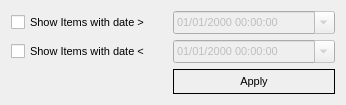
pjrinaldi/wombatforensics, file modifieddatefilter.ui: the form before one commit.
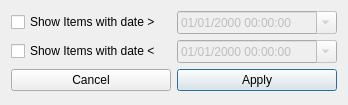
The form after the commit.

Commit message: modified filters to a qdialog instead of a qwidget so that it is easier to display with border issues

```diff
--- a/modifieddatefilter.ui
+++ b/modifieddatefilter.ui
@@ -1,33 +1,19 @@
 <?xml version="1.0" encoding="UTF-8"?>
 <ui version="4.0">
  <class>ModifiedDateFilter</class>
- <widget class="QWidget" name="ModifiedDateFilter">
-  <property name="windowModality">
-   <enum>Qt::ApplicationModal</enum>
-  </property>
+ <widget class="QDialog" name="ModifiedDateFilter">
   <property name="geometry">
    <rect>
     <x>0</x>
     <y>0</y>
-    <width>346</width>
+    <width>348</width>
     <height>105</height>
    </rect>
   </property>
-  <property name="font">
-   <font>
-    <pointsize>8</pointsize>
-   </font>
-  </property>
   <property name="windowTitle">
-   <string>Filter</string>
-  </property>
-  <property name="autoFillBackground">
-   <bool>true</bool>
+   <string>Modified Date Filter</string>
   </property>
   <layout class="QGridLayout" name="gridLayout">
-   <property name="horizontalSpacing">
-    <number>0</number>
-   </property>
    <item row="0" column="0">
     <widget class="QCheckBox" name="morecheckBox">
      <property name="text">
@@ -35,13 +21,6 @@
      </property>
     </widget>
    </item>
-   <item row="2" column="0">
-    <widget class="QCheckBox" name="lesscheckBox">
-     <property name="text">
-      <string>Show Items with date &lt;</string>
-     </property>
-    </widget>
-   </item>
    <item row="0" column="1">
     <widget class="QDateTimeEdit" name="moredateTimeEdit">
      <property name="enabled">
@@ -58,7 +37,14 @@
      </property>
     </widget>
    </item>
-   <item row="2" column="1">
+   <item row="1" column="0">
+    <widget class="QCheckBox" name="lesscheckBox">
+     <property name="text">
+      <string>Show Items with date &lt;</string>
+     </property>
+    </widget>
+   </item>
+   <item row="1" column="1">
     <widget class="QDateTimeEdit" name="lessdateTimeEdit">
      <property name="enabled">
       <bool>false</bool>
@@ -74,10 +60,10 @@
      </property>
     </widget>
    </item>
-   <item row="3" column="1">
+   <item row="2" column="1">
     <widget class="QPushButton" name="pushButton">
      <property name="styleSheet">
-      <string notr="true">border: 1px solid black; padding: 5px 10px 5px 10px;</string>
+      <string notr="true"/>
      </property>
      <property name="text">
       <string>Apply</string>
@@ -86,7 +72,14 @@
       <bool>true</bool>
      </property>
      <property name="flat">
-      <bool>true</bool>
+      <bool>false</bool>
+     </property>
+    </widget>
+   </item>
+   <item row="2" column="0">
+    <widget class="QPushButton" name="pushButton_2">
+     <property name="text">
+      <string>Cancel</string>
      </property>
     </widget>
    </item>
```
Left out of the diff: 35 changed lines with no effect on the pictures. The commit also changes 28 other files.
